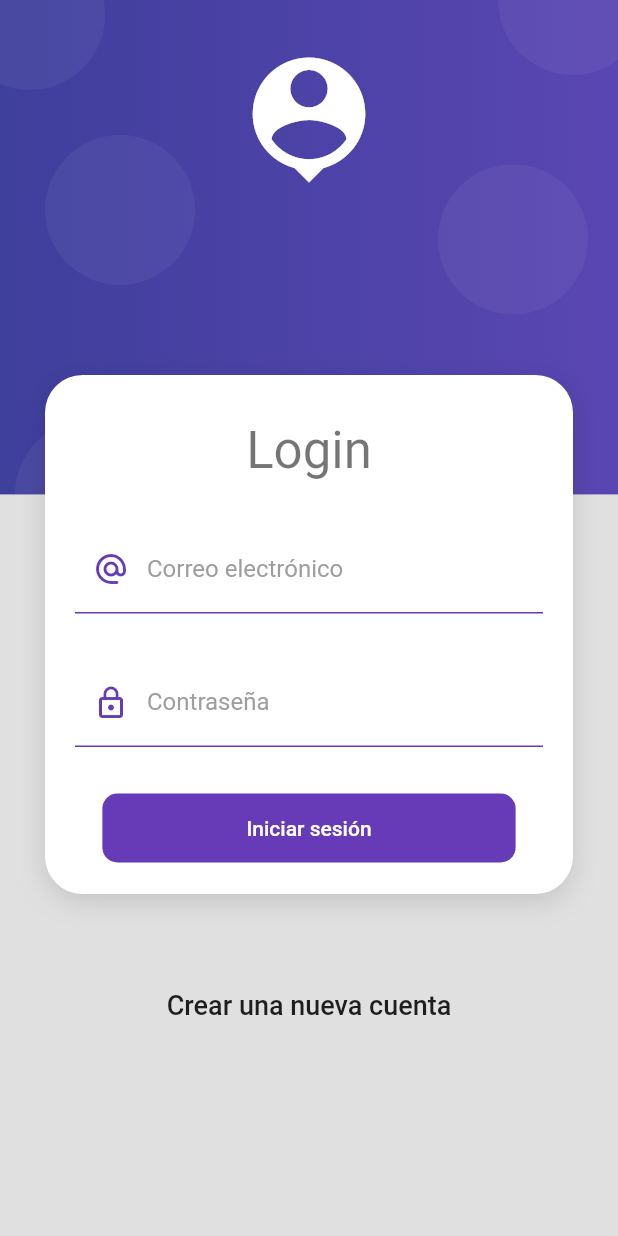
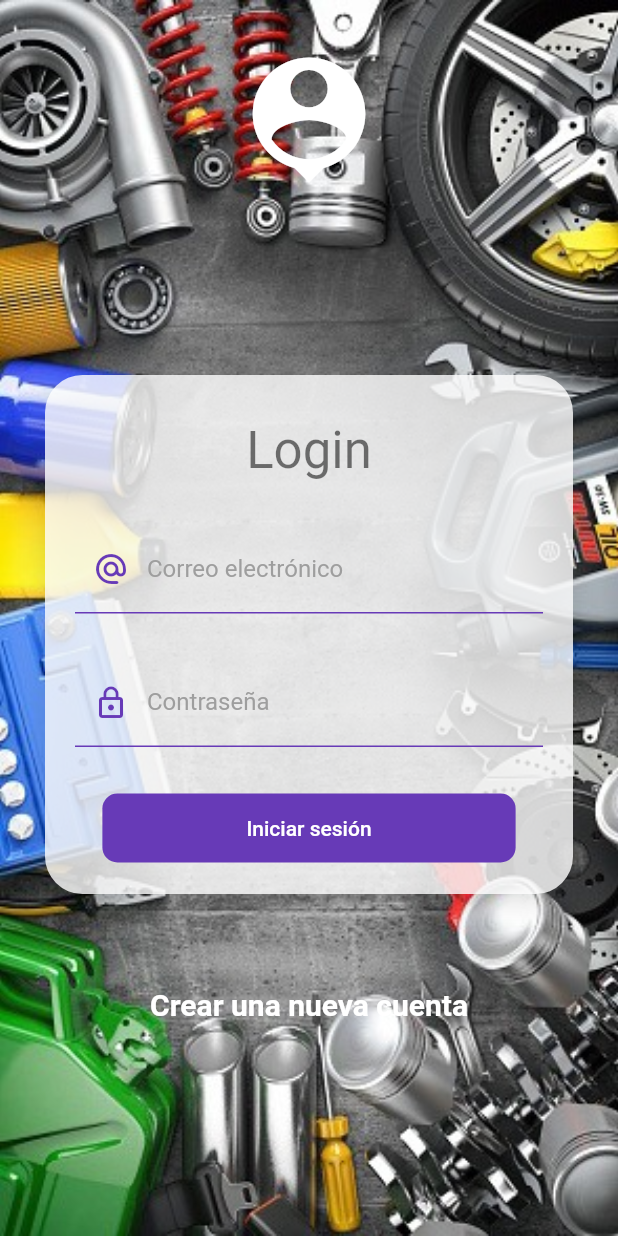
Before and after one commit to JuanIgnacioPiroso/login_mysql, a Flutter app: the screen it shows after launch, on a phone screen of 412 x 824 dp. Run offline on Flutter 3.47's test engine with Material 2 defaults, Android fonts, the light colour scheme and no system bars.

Commit message:
background updated close #2

```diff
--- a/lib/main.dart
+++ b/lib/main.dart
@@ -1,6 +1,5 @@
 import 'package:flutter/material.dart';
 import 'package:login_mysql/screens/screens.dart';
-import 'package:provider/provider.dart';
 
 void main() => runApp( const MyApp());
 
@@ -17,7 +16,7 @@ class MyApp extends StatelessWidget {
       initialRoute: 'login',
       routes: {
         'login':(_) => const LoginScreen(),
-        'register': (_) =>  RegisterScreen(),
+        'register': (_) =>  const RegisterScreen(),
         'home': (_) =>  const HomeScreen(),
 
       },
--- a/lib/screens/login_screen.dart
+++ b/lib/screens/login_screen.dart
@@ -39,7 +39,7 @@ class LoginScreen extends StatelessWidget {
                   overlayColor: MaterialStateProperty.all(Colors.indigo.withOpacity(0.1)),
                   shape: MaterialStateProperty.all(const StadiumBorder())
                 ),
-                child: const Text('Crear una nueva cuenta',style: TextStyle(fontSize: 18, color: Colors.black87),),
+                child: const Text('Crear una nueva cuenta',style: TextStyle(fontSize: 20, color: Colors.white,fontWeight: FontWeight.bold),),
               ),
 
               const SizedBox(height: 50),
--- a/lib/widgets/auth_background.dart
+++ b/lib/widgets/auth_background.dart
@@ -18,7 +18,7 @@ class AuthBackground extends StatelessWidget {
 
         children: [
 
-          _PurpleBox(),
+          const BackgroundImage(),
 
           const _HeaderIcon(),
 
@@ -29,6 +29,24 @@ class AuthBackground extends StatelessWidget {
         ],
       ),
 
+
+    );
+  }
+}
+
+class BackgroundImage extends StatelessWidget {
+  const BackgroundImage({Key? key}) : super(key: key);
+
+
+  @override
+  Widget build(BuildContext context) {
+    return Container(
+      decoration: const BoxDecoration(
+        image: DecorationImage(
+          image: AssetImage('assets/background.jpeg'),
+          fit: BoxFit.cover,
+        ),
+      ),
 
     );
   }
@@ -50,55 +68,3 @@ class _HeaderIcon extends StatelessWidget {
     );
   }
 }
-
-class _PurpleBox extends StatelessWidget {
-
-  @override
-  Widget build(BuildContext context) {
-
-    final size = MediaQuery.of(context).size;
-    return Container(
-
-      width: double.infinity,
-      height: size.height * 0.4,
-      decoration: _purpleBackground(),
-      child: Stack(
-        children: [
-
-          Positioned(top: 90,left: 30,child: _Bubble(),),
-          Positioned(top: -40,left: -30,child: _Bubble(),),
-          Positioned(top: -50,right: -20,child: _Bubble(),),
-          Positioned(bottom: -50,left: 10,child: _Bubble(),),
-          Positioned(bottom: 120,right: 20,child: _Bubble(),),
-
-        ],
-      ),
-    );
-  }
-
-  BoxDecoration _purpleBackground() => const BoxDecoration(
-
-    gradient: LinearGradient(
-      colors: [
-        Color.fromRGBO(63,63,156,1),
-        Color.fromRGBO(90, 70, 178, 1)
-      ]
-    )
-  );
-}
-
-class _Bubble extends StatelessWidget {
-
-  @override
-  Widget build(BuildContext context) {
-    return Container(
-      width: 100,
-      height: 100,
-      decoration: BoxDecoration(
-
-        borderRadius: BorderRadius.circular(100),
-        color: const Color.fromRGBO(255, 255, 255, 0.05)
-      ),
-    );
-  }
-}
--- a/lib/widgets/card_container.dart
+++ b/lib/widgets/card_container.dart
@@ -23,7 +23,7 @@ class CardContainer extends StatelessWidget {
 
   BoxDecoration _createCardShape() => BoxDecoration(
 
-    color: Colors.white,
+    color: Colors.white.withOpacity(0.8),
     borderRadius: BorderRadius.circular(25),
     boxShadow: const [
 
--- a/pubspec.yaml
+++ b/pubspec.yaml
@@ -49,8 +49,8 @@ flutter:
   # the material Icons class.
   uses-material-design: true
   # To add assets to your application, add an assets section, like this:
-  # assets:
-  #   - images/a_dot_burr.jpeg
+  assets:
+    - assets/
   #   - images/a_dot_ham.jpeg
   # An image asset can refer to one or more resolution-specific "variants", see
   # https://flutter.dev/assets-and-images/#resolution-aware
```
Also changed, not shown: assets/background.jpeg (added), assets/jar-loading.jpeg (added), assets/no-image.jpeg (added).
